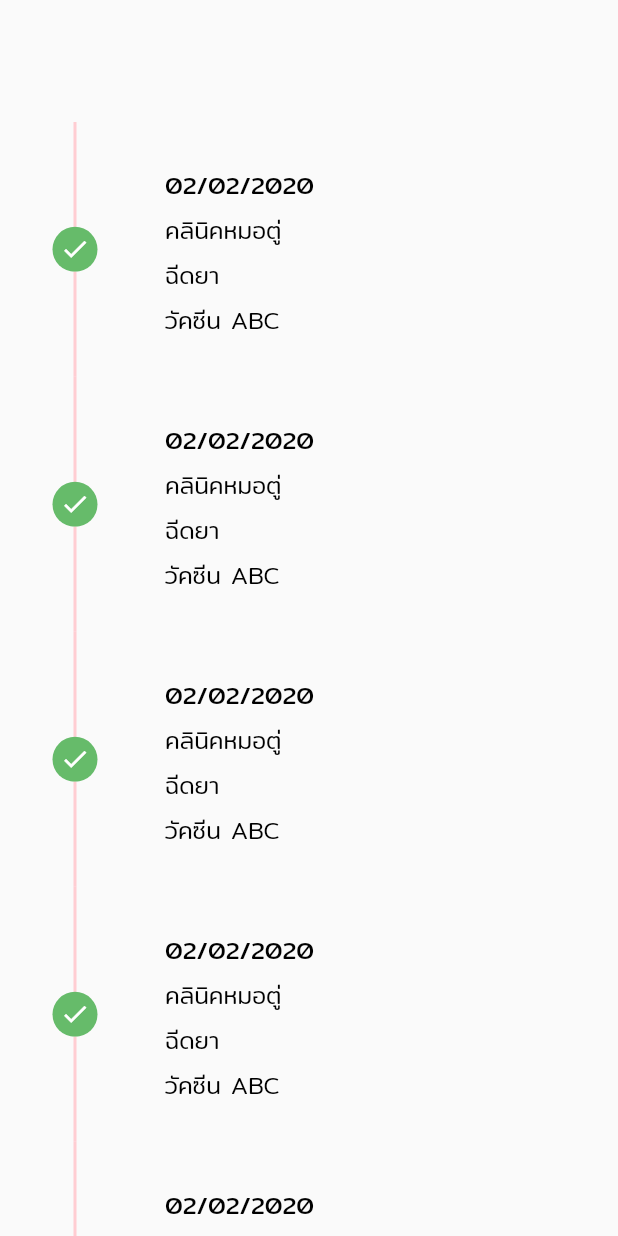
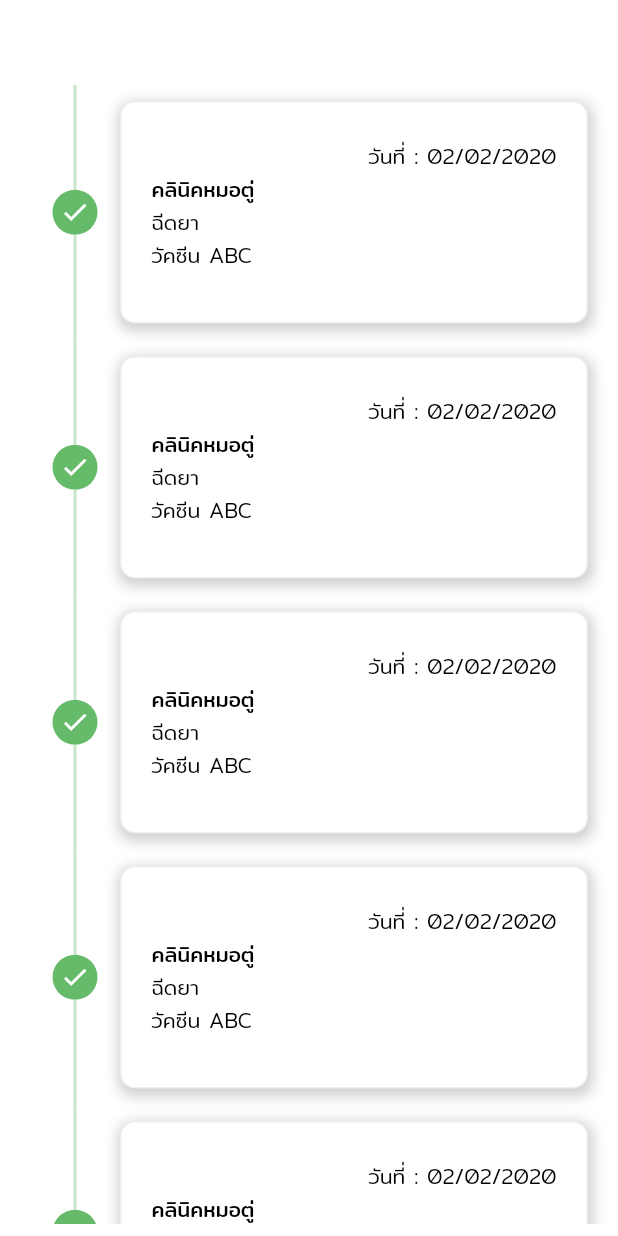
Before and after one commit to armnutthapon/Project_LittlePaw, a Flutter app: the petMedical screen opened directly, on a phone screen of 412 x 824 dp. Run offline on Flutter 3.47's test engine with Material 2 defaults, Android fonts, the phone set to English and light mode, and no system bars; our stand-ins replace badges, carousel_slider, firebase_auth, firebase_core, firebase_storage, font_awesome_flutter and 6 more; missing offline and left inert: dart:ffi, vertical_card_pager; accounts and stored records are empty; network calls fail.

Commit message:
medical card

```diff
--- a/lib/screen/mypet/component/mypet_petMedical.dart
+++ b/lib/screen/mypet/component/mypet_petMedical.dart
@@ -23,32 +23,36 @@ class PetMedical extends StatelessWidget {
   @override
   Widget build(BuildContext context) {
     return Container(
-      padding: EdgeInsets.fromLTRB(10, 0, 0, 0),
+      padding: EdgeInsets.all(10),
       child: Column(
-        mainAxisAlignment: MainAxisAlignment.spaceBetween,
         crossAxisAlignment: CrossAxisAlignment.start,
         children: [
-          Text(
-            date,
-            style: TextStyle(
-                color: Colors.black,
-                fontSize: 16,
-                fontWeight: FontWeight.w400,
-                fontFamily: 'Mitr'),
+          Row(
+            mainAxisAlignment: MainAxisAlignment.end,
+            children: [
+              Text(
+                "วันที่ : ${date}",
+                style: TextStyle(
+                    color: Colors.black,
+                    fontSize: 14,
+                    fontWeight: FontWeight.w300,
+                    fontFamily: 'Mitr'),
+              ),
+            ],
           ),
           Text(
             clinicname,
             style: TextStyle(
                 color: Colors.black,
-                fontSize: 16,
-                fontWeight: FontWeight.w300,
+                fontSize: 14,
+                fontWeight: FontWeight.w400,
                 fontFamily: 'Mitr'),
           ),
           Text(
             title,
             style: TextStyle(
                 color: Colors.black,
-                fontSize: 16,
+                fontSize: 14,
                 fontWeight: FontWeight.w300,
                 fontFamily: 'Mitr'),
           ),
@@ -56,7 +60,7 @@ class PetMedical extends StatelessWidget {
             details,
             style: TextStyle(
                 color: Colors.black,
-                fontSize: 16,
+                fontSize: 14,
                 fontWeight: FontWeight.w300,
                 fontFamily: 'Mitr'),
           ),
--- a/lib/screen/mypet/screen/Mypet_Medical.dart
+++ b/lib/screen/mypet/screen/Mypet_Medical.dart
@@ -53,18 +53,22 @@ class _petMedicalState extends State<petMedical> {
   Widget build(BuildContext context) {
     Size size = MediaQuery.of(context).size;
     return Scaffold(
+      backgroundColor: Colors.white,
       body: Container(
         alignment: Alignment.center,
         child: Column(
           children: [
             SizedBox(
-              height: size.height * 0.05,
+              height: size.height * 0.02,
             ),
             Expanded(
                 child: Container(
               margin: EdgeInsets.fromLTRB(0, 40, 0, 0),
               child: ShowMedicalDetail(),
             )),
+            SizedBox(
+              height: size.height * 0.01,
+            ),
           ],
         ),
       ),
@@ -96,7 +100,7 @@ class _ShowMedicalDetailState extends State<ShowMedicalDetail> {
                     Container(
                       width: 2,
                       height: 70,
-                      color: Colors.red.shade100,
+                      color: Colors.green.shade100,
                     ),
                     Container(
                       margin: EdgeInsets.only(left: 15, right: 15),
@@ -113,30 +117,34 @@ class _ShowMedicalDetailState extends State<ShowMedicalDetail> {
                     Container(
                       width: 2,
                       height: 70,
-                      color: Colors.red.shade100,
+                      color: Colors.green.shade100,
                     )
                   ],
                 ),
                 Expanded(
                     child: Container(
-                        margin: EdgeInsets.all(10),
-                        height: 140,
-                        child: Padding(
-                          padding: EdgeInsets.fromLTRB(10, 15, 15, 10),
-                          child: Row(
-                            children: [
-                              Row(
-                                mainAxisAlignment: MainAxisAlignment.start,
+                  padding: EdgeInsets.fromLTRB(10, 15, 10, 15),
+                  decoration: BoxDecoration(
+                    borderRadius: BorderRadius.all(Radius.circular(10)),
+                    color: Colors.white,
+                    border: Border.all(width: 1.0, color: Colors.grey[200]),
+                    boxShadow: [
+                      BoxShadow(
+                        color: Colors.grey.withOpacity(0.5),
+                        spreadRadius: 2,
+                        blurRadius: 7,
+                        offset: Offset(1, 3), // changes position of shadow
                       ),
-                              PetMedical(
+                    ],
+                  ),
+                  height: size.height * 0.18,
+                  child: PetMedical(
                     date: "02/02/2020",
                     title: "ฉีดยา",
                     clinicname: "คลินิคหมอตู่",
                     details: "วัคซีน ABC",
                   ),
-                            ],
-                          ),
-                        )))
+                ))
               ],
             ),
           );
--- a/lib/screen/mypet/screen/Mypet_Select.dart
+++ b/lib/screen/mypet/screen/Mypet_Select.dart
@@ -127,7 +127,7 @@ class Page_SelectPetState extends State<Page_SelectPet> {
                         text: "${data['WalkIn_id']}",
                         style: TextStyle(
                             fontSize: 18,
-                            color: Colors.black,
+                            color: Colors.green.shade400,
                             fontWeight: FontWeight.w500,
                             fontFamily: 'Mitr'),
                       ),
@@ -152,7 +152,7 @@ class Page_SelectPetState extends State<Page_SelectPet> {
                         text: "${data['WalkIn_pass']}",
                         style: TextStyle(
                             fontSize: 18,
-                            color: Colors.black,
+                            color: Colors.green.shade400,
                             fontWeight: FontWeight.w500,
                             fontFamily: 'Mitr'),
                       ),
--- a/lib/screen/mypet/screen/Mypet_Vaccine.dart
+++ b/lib/screen/mypet/screen/Mypet_Vaccine.dart
@@ -76,9 +76,8 @@ class _VaccinetedState extends State<Vaccineted> {
                         itemBuilder: (BuildContext context, int index) {
                           return Container(
                               height: size.height * 0.1,
-                              padding:
-                                  const EdgeInsets.fromLTRB(30, 10, 30, 10),
-                              margin: const EdgeInsets.all(10.0),
+                              padding: const EdgeInsets.fromLTRB(30, 10, 30, 0),
+                              margin: const EdgeInsets.all(15.0),
                               decoration: BoxDecoration(
                                 borderRadius:
                                     BorderRadius.all(Radius.circular(10.0)),
@@ -111,6 +110,7 @@ class _VaccinetedState extends State<Vaccineted> {
                                       ),
                                       Icon(
                                         FontAwesomeIcons.clock,
+                                        size: 14,
                                         color: Colors.blue.shade800,
                                       )
                                     ],
@@ -119,10 +119,10 @@ class _VaccinetedState extends State<Vaccineted> {
                                     padding: EdgeInsets.only(top: 1),
                                     alignment: Alignment.bottomLeft,
                                     child: Text(
-                                      data['vaccine'][index]['vaccine_name'],
+                                      "ชื่อวัคซีน : ${data['vaccine'][index]['vaccine_name']}",
                                       style: TextStyle(
                                           fontSize: 16,
-                                          color: Colors.green,
+                                          color: Colors.black,
                                           fontWeight: FontWeight.w400,
                                           fontFamily: 'Mitr'),
                                     ),
```
Also changed, not shown: 2 other files. Lines whose indentation alone changed are shown as unchanged.
